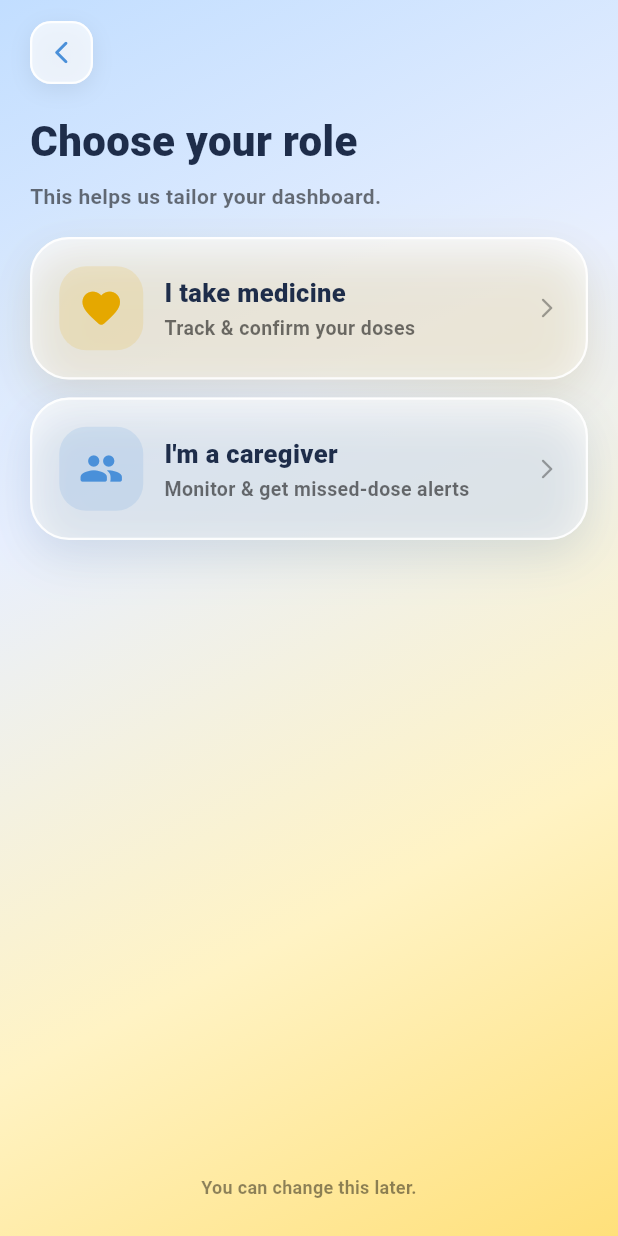
After one commit to audreyhan222/pillpals, a Flutter app: the RoleSelectScreen screen opened by its route, on a phone screen of 412 x 824 dp. The commit adds this screen. Run offline on Flutter 3.47's test engine with Material 3 defaults, Android fonts, the phone set to English and light mode, and no system bars; our stand-ins replace dio, firebase_core, flutter_local_notifications, flutter_secure_storage, go_router, image_picker and 1 more; missing offline and left inert: google_mlkit_text_recognition; accounts and stored records are empty.

Commit message:
sticky role selection

```diff
--- a/lib/router.dart
+++ b/lib/router.dart
@@ -8,6 +8,7 @@ import 'screens/dashboard/dashboard_left_screen.dart';
 import 'screens/dashboard/dashboard_right_screen.dart';
 import 'screens/dashboard/dashboard_screen.dart';
 import 'screens/role/landing_page.dart';
+import 'screens/role/role_select_screen.dart';
 import 'screens/reminder/reminder_screen.dart';
 import 'screens/shell/home_shell.dart';
 import 'state/session_store.dart';
@@ -22,9 +23,11 @@ final appRouter = GoRouter(
       if (!session.bootstrapped) return null;
 
       final isLoggingIn = state.matchedLocation == '/login' || state.matchedLocation == '/signup';
+      final isRolePick = state.matchedLocation == '/role';
       // For now, dashboard is public (no credentials required yet).
       final isPublic = state.matchedLocation == '/' ||
           isLoggingIn ||
+          isRolePick ||
           state.matchedLocation == '/reminder' ||
           state.matchedLocation == '/dashboard' ||
           state.matchedLocation == '/dashboard/left' ||
@@ -35,7 +38,7 @@ final appRouter = GoRouter(
       }
 
       if (session.isAuthed && isLoggingIn) {
-        return '/dashboard';
+        return session.hasRole ? '/dashboard' : '/role';
       }
       return null;
     },
@@ -51,6 +54,10 @@ final appRouter = GoRouter(
       GoRoute(
         path: '/signup',
         builder: (context, state) => const SignupScreen(),
+      ),
+      GoRoute(
+        path: '/role',
+        builder: (context, state) => const RoleSelectScreen(),
       ),
       GoRoute(
         path: '/dashboard',
--- a/lib/screens/auth/login_screen.dart
+++ b/lib/screens/auth/login_screen.dart
@@ -1,6 +1,9 @@
 import 'package:flutter/material.dart';
 import 'package:flutter/services.dart';
 import 'package:go_router/go_router.dart';
+import 'package:provider/provider.dart';
+
+import '../../state/session_store.dart';
 
 class LoginScreen extends StatefulWidget {
   const LoginScreen({super.key});
@@ -45,7 +48,13 @@ class _LoginScreenState extends State<LoginScreen>
   Future<void> _submit() async {
     // MVP: no credentials required yet — jump straight to the dashboard.
     HapticFeedback.lightImpact();
-    context.go('/dashboard');
+    final role = GoRouterState.of(context).uri.queryParameters['role'];
+    final session = context.read<SessionStore>();
+    if (role != null && role.isNotEmpty) {
+      await session.setRole(role);
+    }
+    if (!mounted) return;
+    context.go(session.hasRole ? '/dashboard' : '/role');
   }
 
   @override
--- /dev/null
+++ b/lib/screens/role/role_select_screen.dart
@@ -0,0 +1,252 @@
+import 'package:flutter/material.dart';
+import 'package:flutter/services.dart';
+import 'package:go_router/go_router.dart';
+import 'package:provider/provider.dart';
+
+import '../../state/session_store.dart';
+
+class RoleSelectScreen extends StatelessWidget {
+  const RoleSelectScreen({super.key});
+
+  @override
+  Widget build(BuildContext context) {
+    final session = context.watch<SessionStore>();
+
+    Future<void> pick(String role) async {
+      HapticFeedback.lightImpact();
+      await session.setRole(role);
+      if (!context.mounted) return;
+      context.go('/dashboard');
+    }
+
+    return Scaffold(
+      body: Container(
+        width: double.infinity,
+        height: double.infinity,
+        decoration: const BoxDecoration(
+          gradient: LinearGradient(
+            begin: Alignment.topLeft,
+            end: Alignment.bottomRight,
+            stops: [0.0, 0.35, 0.7, 1.0],
+            colors: [
+              Color(0xFFC2DEFF),
+              Color(0xFFE8EFFE),
+              Color(0xFFFFF3C4),
+              Color(0xFFFFE07A),
+            ],
+          ),
+        ),
+        child: SafeArea(
+          child: Padding(
+            padding: const EdgeInsets.fromLTRB(20, 14, 20, 24),
+            child: Column(
+              crossAxisAlignment: CrossAxisAlignment.stretch,
+              children: [
+                Row(
+                  children: [
+                    _GlassIconButton(
+                      icon: Icons.arrow_back_ios_new_rounded,
+                      onTap: () => context.pop(),
+                    ),
+                    const Spacer(),
+                    if (session.hasRole)
+                      TextButton(
+                        onPressed: () async {
+                          HapticFeedback.lightImpact();
+                          await session.clearRole();
+                        },
+                        child: const Text('Clear'),
+                      ),
+                  ],
+                ),
+                const SizedBox(height: 18),
+                const Text(
+                  'Choose your role',
+                  style: TextStyle(
+                    fontSize: 28,
+                    fontWeight: FontWeight.w900,
+                    color: Color(0xFF1E2D4A),
+                  ),
+                ),
+                const SizedBox(height: 8),
+                Text(
+                  session.hasRole
+                      ? 'Current: ${session.role}'
+                      : 'This helps us tailor your dashboard.',
+                  style: TextStyle(
+                    fontSize: 14,
+                    height: 1.25,
+                    color: Colors.black.withValues(alpha: 0.55),
+                    fontWeight: FontWeight.w600,
+                  ),
+                ),
+                const SizedBox(height: 18),
+                _RoleCard(
+                  icon: Icons.favorite_rounded,
+                  title: 'I take medicine',
+                  subtitle: 'Track & confirm your doses',
+                  accent: const Color(0xFFE5A800),
+                  onTap: () => pick('elderly'),
+                ),
+                const SizedBox(height: 12),
+                _RoleCard(
+                  icon: Icons.people_rounded,
+                  title: "I'm a caregiver",
+                  subtitle: 'Monitor & get missed-dose alerts',
+                  accent: const Color(0xFF4A90D9),
+                  onTap: () => pick('caregiver'),
+                ),
+                const Spacer(),
+                Text(
+                  'You can change this later.',
+                  textAlign: TextAlign.center,
+                  style: TextStyle(
+                    fontSize: 12,
+                    color: Colors.black.withValues(alpha: 0.45),
+                    fontWeight: FontWeight.w600,
+                    letterSpacing: 0.2,
+                  ),
+                ),
+              ],
+            ),
+          ),
+        ),
+      ),
+    );
+  }
+}
+
+class _RoleCard extends StatelessWidget {
+  const _RoleCard({
+    required this.icon,
+    required this.title,
+    required this.subtitle,
+    required this.accent,
+    required this.onTap,
+  });
+
+  final IconData icon;
+  final String title;
+  final String subtitle;
+  final Color accent;
+  final VoidCallback onTap;
+
+  @override
+  Widget build(BuildContext context) {
+    return Material(
+      color: Colors.white.withValues(alpha: 0.72),
+      borderRadius: BorderRadius.circular(26),
+      child: InkWell(
+        onTap: onTap,
+        borderRadius: BorderRadius.circular(26),
+        child: Container(
+          padding: const EdgeInsets.fromLTRB(18, 18, 18, 18),
+          decoration: BoxDecoration(
+            borderRadius: BorderRadius.circular(26),
+            border: Border.all(
+              color: Colors.white.withValues(alpha: 0.9),
+              width: 1.5,
+            ),
+            boxShadow: [
+              BoxShadow(
+                color: Colors.black.withValues(alpha: 0.06),
+                blurRadius: 22,
+                offset: const Offset(0, 10),
+              ),
+              BoxShadow(
+                color: accent.withValues(alpha: 0.10),
+                blurRadius: 30,
+                offset: const Offset(0, 12),
+              ),
+            ],
+          ),
+          child: Row(
+            children: [
+              Container(
+                width: 56,
+                height: 56,
+                decoration: BoxDecoration(
+                  borderRadius: BorderRadius.circular(18),
+                  color: accent.withValues(alpha: 0.14),
+                ),
+                child: Icon(icon, color: accent, size: 30),
+              ),
+              const SizedBox(width: 14),
+              Expanded(
+                child: Column(
+                  crossAxisAlignment: CrossAxisAlignment.start,
+                  children: [
+                    Text(
+                      title,
+                      style: const TextStyle(
+                        fontSize: 17,
+                        fontWeight: FontWeight.w900,
+                        color: Color(0xFF1E2D4A),
+                      ),
+                    ),
+                    const SizedBox(height: 4),
+                    Text(
+                      subtitle,
+                      style: TextStyle(
+                        fontSize: 13,
+                        height: 1.2,
+                        color: Colors.black.withValues(alpha: 0.55),
+                        fontWeight: FontWeight.w600,
+                      ),
+                    ),
+                  ],
+                ),
+              ),
+              const SizedBox(width: 10),
+              Icon(
+                Icons.arrow_forward_ios_rounded,
+                size: 16,
+                color: Colors.black.withValues(alpha: 0.35),
+              ),
+            ],
+          ),
+        ),
+      ),
+    );
+  }
+}
+
+class _GlassIconButton extends StatelessWidget {
+  const _GlassIconButton({required this.icon, required this.onTap});
+
+  final IconData icon;
+  final VoidCallback onTap;
+
+  @override
+  Widget build(BuildContext context) {
+    return GestureDetector(
+      onTap: onTap,
+      child: Container(
+        width: 42,
+        height: 42,
+        decoration: BoxDecoration(
+          color: Colors.white.withValues(alpha: 0.7),
+          borderRadius: BorderRadius.circular(14),
+          border: Border.all(
+            color: Colors.white.withValues(alpha: 0.9),
+            width: 1.5,
+          ),
+          boxShadow: [
+            BoxShadow(
+              color: Colors.black.withValues(alpha: 0.07),
+              blurRadius: 12,
+              offset: const Offset(0, 4),
+            ),
+          ],
+        ),
+        child: Center(
+          child: Icon(
+            icon,
+            size: 18,
+            color: const Color(0xFF4A90D9),
+          ),
+        ),
+      ),
+    );
+  }
+}
--- a/lib/state/session_store.dart
+++ b/lib/state/session_store.dart
@@ -3,6 +3,7 @@ import 'package:flutter_secure_storage/flutter_secure_storage.dart';
 
 class SessionStore extends ChangeNotifier {
   static const _tokenKey = 'access_token';
+  static const _roleKey = 'user_role';
 
   final FlutterSecureStorage _storage = const FlutterSecureStorage();
 
@@ -10,11 +11,16 @@ class SessionStore extends ChangeNotifier {
   String? get token => _token;
   bool get isAuthed => _token != null && _token!.isNotEmpty;
 
+  String? _role;
+  String? get role => _role;
+  bool get hasRole => _role != null && _role!.isNotEmpty;
+
   bool _bootstrapped = false;
   bool get bootstrapped => _bootstrapped;
 
   Future<void> bootstrap() async {
     _token = await _storage.read(key: _tokenKey);
+    _role = await _storage.read(key: _roleKey);
     _bootstrapped = true;
     notifyListeners();
   }
@@ -25,9 +31,23 @@ class SessionStore extends ChangeNotifier {
     notifyListeners();
   }
 
+  Future<void> setRole(String role) async {
+    _role = role;
+    await _storage.write(key: _roleKey, value: role);
+    notifyListeners();
+  }
+
+  Future<void> clearRole() async {
+    _role = null;
+    await _storage.delete(key: _roleKey);
+    notifyListeners();
+  }
+
   Future<void> logout() async {
     _token = null;
     await _storage.delete(key: _tokenKey);
+    _role = null;
+    await _storage.delete(key: _roleKey);
     notifyListeners();
   }
 }
```
